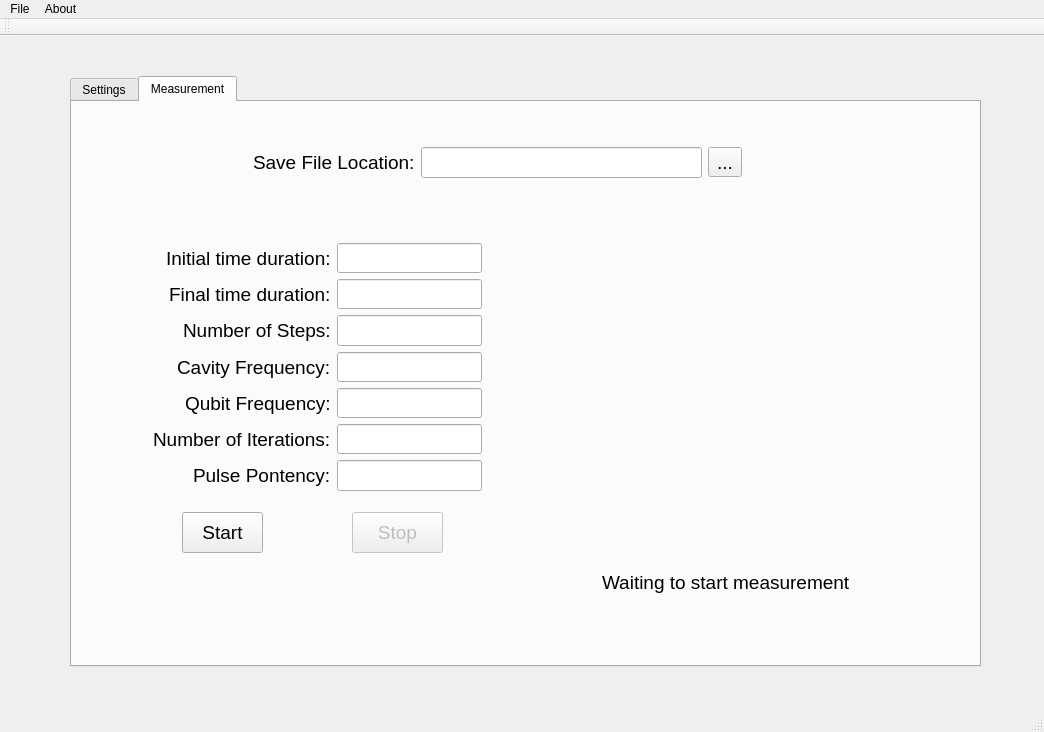
This is PiPulseQt/PiPulseQt/PiPulseQt.ui in quantum-devices-physics-lab/measurement-instruments-python as Qt 5 draws it before an edit. The edited form follows.
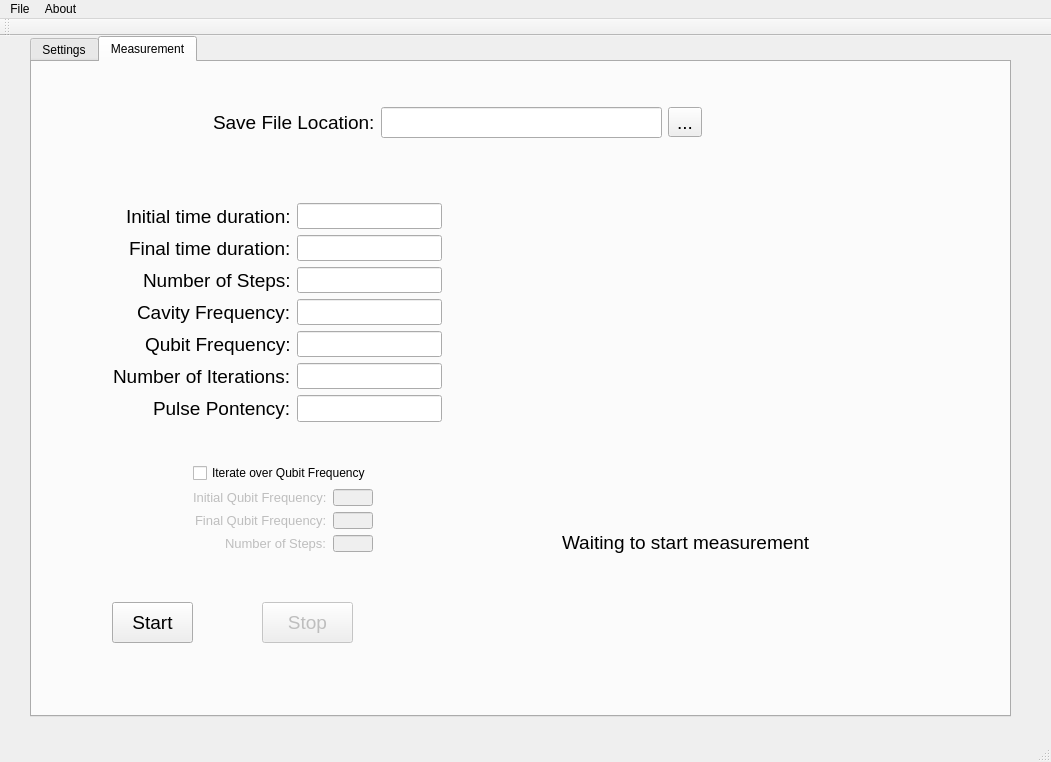
This is the edited form. Custom widgets are drawn as their Qt base class.

Commit message: added checkbox options to iterate over qubit drive frequency

The edit to the form file:
```diff
--- a/PiPulseQt/PiPulseQt/PiPulseQt.ui
+++ b/PiPulseQt/PiPulseQt/PiPulseQt.ui
@@ -6,8 +6,8 @@
    <rect>
     <x>0</x>
     <y>0</y>
-    <width>1044</width>
-    <height>732</height>
+    <width>1051</width>
+    <height>762</height>
    </rect>
   </property>
   <property name="windowTitle">
@@ -17,10 +17,10 @@
    <widget class="QTabWidget" name="tabWidget">
     <property name="geometry">
      <rect>
-      <x>70</x>
-      <y>40</y>
-      <width>911</width>
-      <height>591</height>
+      <x>30</x>
+      <y>0</y>
+      <width>981</width>
+      <height>681</height>
      </rect>
     </property>
     <property name="currentIndex">
@@ -41,7 +41,7 @@
         <x>70</x>
         <y>130</y>
         <width>351</width>
-        <height>270</height>
+        <height>241</height>
        </rect>
       </property>
       <layout class="QFormLayout" name="formLayout">
@@ -255,8 +255,8 @@
      <widget class="QPushButton" name="StartMeasurementButton">
       <property name="geometry">
        <rect>
-        <x>110</x>
-        <y>410</y>
+        <x>80</x>
+        <y>540</y>
         <width>81</width>
         <height>41</height>
        </rect>
@@ -276,8 +276,8 @@
       </property>
       <property name="geometry">
        <rect>
-        <x>280</x>
-        <y>410</y>
+        <x>230</x>
+        <y>540</y>
         <width>91</width>
         <height>41</height>
        </rect>
@@ -309,6 +309,113 @@
        <string>Waiting to start measurement</string>
       </property>
      </widget>
+     <widget class="QWidget" name="verticalLayoutWidget">
+      <property name="geometry">
+       <rect>
+        <x>150</x>
+        <y>390</y>
+        <width>202</width>
+        <height>111</height>
+       </rect>
+      </property>
+      <layout class="QVBoxLayout" name="verticalLayout">
+       <item>
+        <widget class="QCheckBox" name="qFreqInterationCheckBox">
+         <property name="text">
+          <string>Iterate over Qubit Frequency</string>
+         </property>
+        </widget>
+       </item>
+       <item>
+        <layout class="QFormLayout" name="formLayout_2">
+         <property name="labelAlignment">
+          <set>Qt::AlignRight|Qt::AlignTrailing|Qt::AlignVCenter</set>
+         </property>
+         <item row="0" column="0">
+          <widget class="QLabel" name="initialQFreqLabel">
+           <property name="enabled">
+            <bool>false</bool>
+           </property>
+           <property name="font">
+            <font>
+             <pointsize>10</pointsize>
+            </font>
+           </property>
+           <property name="text">
+            <string>Initial Qubit Frequency:</string>
+           </property>
+          </widget>
+         </item>
+         <item row="0" column="1">
+          <widget class="QLineEdit" name="initialQFreqEdit">
+           <property name="enabled">
+            <bool>false</bool>
+           </property>
+           <property name="font">
+            <font>
+             <pointsize>10</pointsize>
+            </font>
+           </property>
+          </widget>
+         </item>
+         <item row="1" column="0">
+          <widget class="QLabel" name="finalQFreqLabel">
+           <property name="enabled">
+            <bool>false</bool>
+           </property>
+           <property name="font">
+            <font>
+             <pointsize>10</pointsize>
+            </font>
+           </property>
+           <property name="text">
+            <string>Final Qubit Frequency:</string>
+           </property>
+          </widget>
+         </item>
+         <item row="1" column="1">
+          <widget class="QLineEdit" name="finalQFreqEdit">
+           <property name="enabled">
+            <bool>false</bool>
+           </property>
+           <property name="font">
+            <font>
+             <pointsize>10</pointsize>
+            </font>
+           </property>
+          </widget>
+         </item>
+         <item row="2" column="0">
+          <widget class="QLabel" name="nStepsQfreqLabel">
+           <property name="enabled">
+            <bool>false</bool>
+           </property>
+           <property name="font">
+            <font>
+             <pointsize>10</pointsize>
+            </font>
+           </property>
+           <property name="text">
+            <string>Number of Steps:</string>
+           </property>
+          </widget>
+         </item>
+         <item row="2" column="1">
+          <widget class="QLineEdit" name="nStepsQfreqEdit">
+           <property name="enabled">
+            <bool>false</bool>
+           </property>
+           <property name="font">
+            <font>
+             <pointsize>10</pointsize>
+            </font>
+           </property>
+          </widget>
+         </item>
+        </layout>
+       </item>
+      </layout>
+     </widget>
     </widget>
    </widget>
   </widget>
@@ -317,7 +424,7 @@
     <rect>
      <x>0</x>
      <y>0</y>
-     <width>1044</width>
+     <width>1051</width>
      <height>21</height>
     </rect>
    </property>
```
The commit also changes 3 other files.
